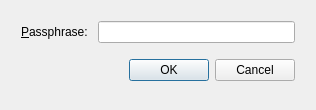
Old version of the form qt_ui/get_passphrase_dialog.ui in the repository evpo/EncryptPad.
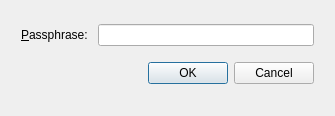
New version of the form.

Diff of the .ui file:
```diff
--- a/qt_ui/get_passphrase_dialog.ui
+++ b/qt_ui/get_passphrase_dialog.ui
@@ -6,8 +6,8 @@
    <rect>
     <x>0</x>
     <y>0</y>
-    <width>316</width>
-    <height>110</height>
+    <width>335</width>
+    <height>116</height>
    </rect>
   </property>
   <property name="minimumSize">
@@ -18,8 +18,8 @@
   </property>
   <property name="maximumSize">
    <size>
-    <width>316</width>
-    <height>110</height>
+    <width>436</width>
+    <height>156</height>
    </size>
   </property>
   <property name="windowTitle">
```
